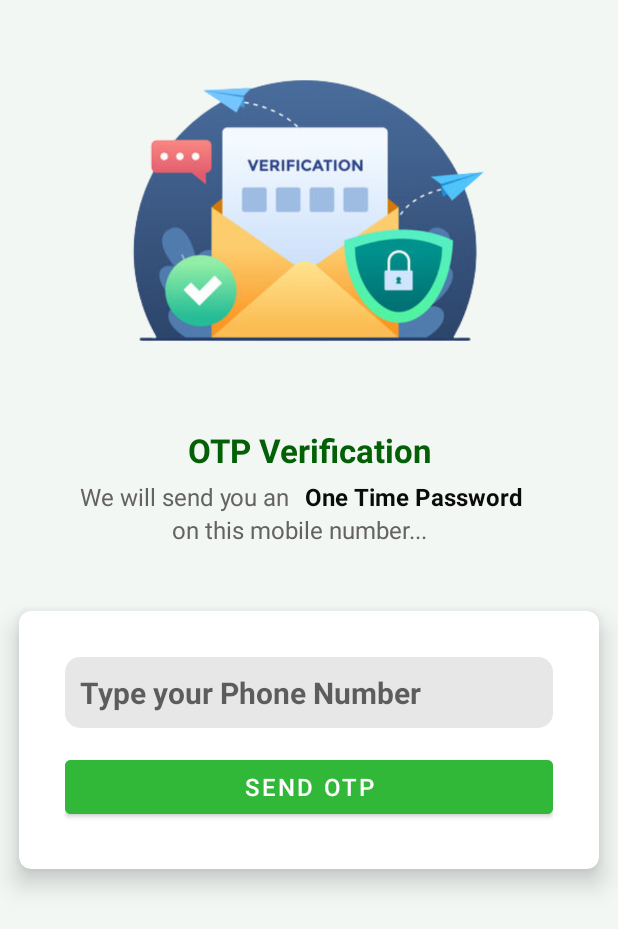
After one commit to Topu646/System-Project--Alaap-a-chatting-application, an Android app: the SendOtpActivity screen opened directly, with no data from a screen before it, on a phone screen of 412 x 824 dp. The commit adds this screen. Shown: the top 929 px of the screen. Run offline under Robolectric (Android 15) with nearby library versions, the phone set to English and light mode, and no system bars.

Commit message:
SendOTP page design completed

```diff
--- a/app/src/main/AndroidManifest.xml
+++ b/app/src/main/AndroidManifest.xml
@@ -13,6 +13,9 @@
         android:theme="@style/Theme.Alaap"
         tools:targetApi="31">
         <activity
+            android:name=".SendOtpActivity"
+            android:exported="false" />
+        <activity
             android:name=".HomeScreen"
             android:exported="false" />
         <activity
@@ -21,11 +24,10 @@
         <activity
             android:name=".LoginActivity"
             android:exported="false" />
-
         <activity
             android:name=".splash_screen"
-            android:theme="@style/Theme.AppCompat.NoActionBar"
-            android:exported="true">
+            android:exported="true"
+            android:theme="@style/Theme.AppCompat.NoActionBar">
             <intent-filter>
                 <action android:name="android.intent.action.MAIN" />
 
--- /dev/null
+++ b/app/src/main/java/com/example/alaap/SendOtpActivity.java
@@ -0,0 +1,14 @@
+package com.example.alaap;
+
+import androidx.appcompat.app.AppCompatActivity;
+
+import android.os.Bundle;
+
+public class SendOtpActivity extends AppCompatActivity {
+
+    @Override
+    protected void onCreate(Bundle savedInstanceState) {
+        super.onCreate(savedInstanceState);
+        setContentView(R.layout.activity_send_otp);
+    }
+}
--- a/app/src/main/java/com/example/alaap/SignUpActivity.java
+++ b/app/src/main/java/com/example/alaap/SignUpActivity.java
@@ -81,7 +81,7 @@ public class SignUpActivity extends AppCompatActivity {
                             Log.d(TAG, "New User Created Successfully!");
                             FirebaseUser user = mAuth.getCurrentUser();
 
-                            Intent intent = new Intent(SignUpActivity.this, HomeScreen.class);
+                            Intent intent = new Intent(SignUpActivity.this, SendOtpActivity.class);
                             intent.putExtra("email",mail);
                             intent.putExtra("name",name.getText().toString());
                             intent.putExtra("password",pass);
--- /dev/null
+++ b/app/src/main/res/drawable/background_shape.xml
@@ -0,0 +1,8 @@
+<?xml version="1.0" encoding="utf-8"?>
+<shape
+    android:shape="rectangle"
+    xmlns:android="http://schemas.android.com/apk/res/android">
+
+    <corners android:radius="10dp"></corners>
+    <solid android:color="#E8E7E7"></solid>
+</shape>
--- /dev/null
+++ b/app/src/main/res/layout/activity_send_otp.xml
@@ -0,0 +1,117 @@
+<?xml version="1.0" encoding="utf-8"?>
+<LinearLayout xmlns:android="http://schemas.android.com/apk/res/android"
+    xmlns:app="http://schemas.android.com/apk/res-auto"
+    xmlns:tools="http://schemas.android.com/tools"
+    android:layout_width="match_parent"
+    android:layout_height="match_parent"
+    android:orientation="vertical"
+    android:layout_gravity="center"
+    android:background="#F2F7F4"
+    android:gravity="center_horizontal"
+    tools:context=".SendOtpActivity">
+
+    <ImageView
+        android:src="@drawable/sendotp"
+        android:scaleType="centerCrop"
+        android:layout_marginTop="15dp"
+        android:layout_width="250dp"
+        android:layout_height="250dp"/>
+
+    <TextView
+        android:text="OTP Verification"
+        android:textAlignment="center"
+        android:textSize="22sp"
+        android:textStyle="bold"
+        android:layout_marginTop="20dp"
+        android:textColor="#036007"
+        android:layout_width="match_parent"
+        android:layout_height="wrap_content">
+    </TextView>
+
+    <LinearLayout
+        android:orientation="horizontal"
+        android:gravity="center"
+        android:layout_marginTop="5dp"
+        android:layout_gravity="center"
+        android:layout_width="match_parent"
+        android:layout_height="wrap_content">
+
+        <TextView
+            android:text="We will send you an "
+            android:layout_width="wrap_content"
+            android:layout_height="wrap_content"
+            android:layout_marginEnd="6dp"
+            android:textStyle="normal"
+            android:textSize="16sp"
+            android:textColor="#656262">
+        </TextView>
+
+        <TextView
+            android:text="One Time Password "
+            android:layout_width="wrap_content"
+            android:layout_height="wrap_content"
+            android:layout_marginRight="6dp"
+            android:textStyle="bold"
+            android:textSize="16sp"
+            android:textColor="#0B0B0B">
+        </TextView>
+
+    </LinearLayout>
+
+    <TextView
+        android:text="on this mobile number..."
+        android:layout_width="wrap_content"
+        android:layout_height="wrap_content"
+        android:layout_marginEnd="6dp"
+        android:textStyle="normal"
+        android:textSize="16sp"
+        android:textColor="#656262">
+    </TextView>
+
+    <androidx.cardview.widget.CardView
+        app:cardUseCompatPadding="true"
+        app:cardCornerRadius="8dp"
+        app:cardElevation="10dp"
+        android:layout_marginTop="25dp"
+        android:layout_width="match_parent"
+        android:layout_height="wrap_content">
+
+        <LinearLayout
+            android:layout_width="match_parent"
+            android:layout_height="wrap_content"
+            android:orientation="vertical"
+            android:gravity="center"
+            android:background="@color/white"
+            android:padding="15dp"
+            android:layout_margin="15dp"
+            android:layout_gravity="center">
+
+            <EditText
+                android:background="@drawable/background_shape"
+                android:id="@+id/editnumber"
+                android:padding="10dp"
+                android:ems="1"
+                android:inputType="phone"
+                android:textSize="20sp"
+                android:textStyle="bold|normal"
+                android:textColor="#1C1C1C"
+                android:layout_marginBottom="15dp"
+                android:hint="Type your Phone Number"
+                android:layout_width="match_parent"
+                android:layout_height="wrap_content">
+            </EditText>
+
+            <Button
+                android:layout_width="match_parent"
+                android:layout_height="wrap_content"
+                android:id="@+id/sendotpbtn"
+                android:text="Send OTP"
+                android:textSize="16sp"
+                android:backgroundTint="#32B838">
+            </Button>
+
+        </LinearLayout>
+
+    </androidx.cardview.widget.CardView>
+
+</LinearLayout>
--- a/app/src/main/res/values/themes.xml
+++ b/app/src/main/res/values/themes.xml
@@ -1,6 +1,6 @@
 <resources xmlns:tools="http://schemas.android.com/tools">
     <!-- Base application theme. -->
-    <style name="Theme.Alaap" parent="Theme.MaterialComponents.DayNight.DarkActionBar">
+    <style name="Theme.Alaap" parent="Theme.MaterialComponents.DayNight.NoActionBar">
         <!-- Primary brand color. -->
         <item name="colorPrimary">@color/purple_500</item>
         <item name="colorPrimaryVariant">@color/purple_700</item>
```
Also changed, not shown: app/src/main/res/drawable/sendotp.png (added).
